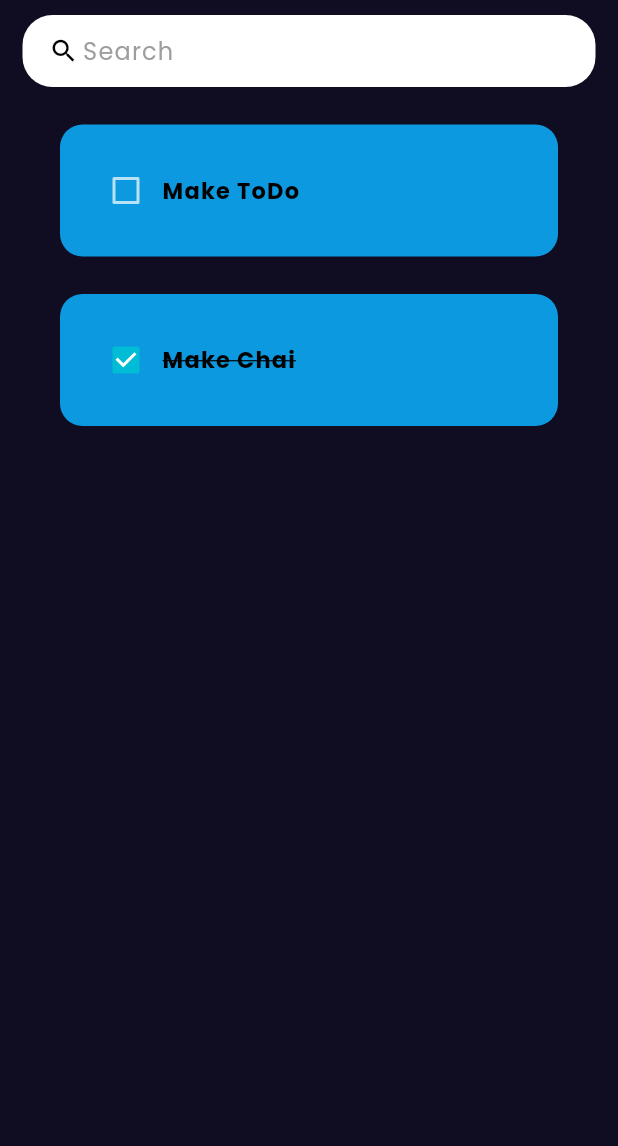
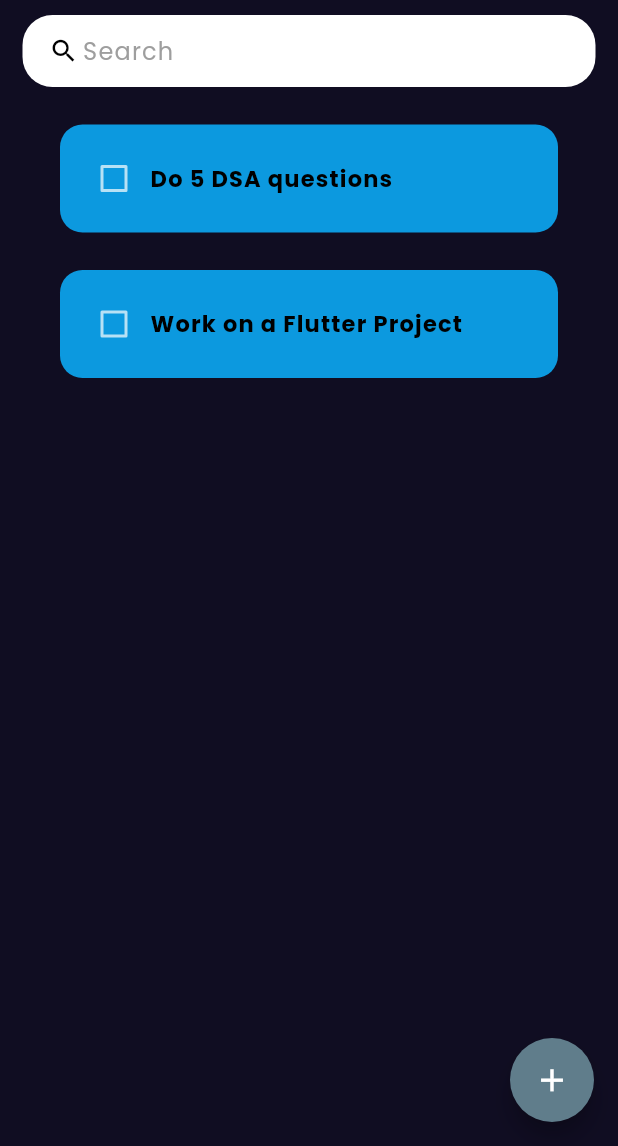
Before and after one commit to stp2003/Todo-App-Flutter, a Flutter app: the screen it shows after launch, on a phone screen of 412 x 824 dp, the part 90-1236 px from its top. Run offline on Flutter 3.47's test engine with Material 2 defaults, Android fonts, the phone set to English and light mode, and no system bars; drawn by our look-alikes of flutter_slidable; our stand-ins replace hive_flutter; accounts and stored records are empty.

Commit message:
Hive database connected, app icon changed, UI fixed

```diff
--- /dev/null
+++ b/lib/database/database.dart
@@ -0,0 +1,26 @@
+import 'package:hive_flutter/hive_flutter.dart';
+
+class ToDODataBase {
+  List toDoList = [];
+
+  //** reference the hive box ->
+  final _myBox = Hive.box('myBox');
+
+  //** running this if this is the 1st time opening this app ->
+  void createInitialData() {
+    toDoList = [
+      ['Do 5 DSA questions', false],
+      ['Work on a Flutter Project', false],
+    ];
+  }
+
+  //?? load the data from dataBase ->
+  void loadData() {
+    toDoList = _myBox.get('TODOLIST');
+  }
+
+  //?? update the database ->
+  void updateDataBase() {
+    _myBox.put('TODOLIST', toDoList);
+  }
+}
--- a/lib/screens/home_screen.dart
+++ b/lib/screens/home_screen.dart
@@ -1,4 +1,7 @@
 import 'package:flutter/material.dart';
+import 'package:hive_flutter/adapters.dart';
+import 'package:todo_app_flutter/database/database.dart';
+import 'package:todo_app_flutter/utils/dialog_box.dart';
 import 'package:todo_app_flutter/utils/todo_tile.dart';
 
 import '../widgets/app_bar.dart';
@@ -12,24 +15,83 @@ class HomeScreen extends StatefulWidget {
 }
 
 class _HomeScreenState extends State<HomeScreen> {
-  //** list of todos ->
-  List todoList = [
-    ['Make ToDo', false],
-    ['Make Chai', true],
-  ];
+  //?? reference the hive box ->
+  final _myBox = Hive.box('myBox');
+  ToDODataBase dataBase = ToDODataBase();
+
+  //**** init state ->
+  @override
+  void initState() {
+    super.initState();
+
+    //** if the1st time opening the app ->
+    if (_myBox.get('TODOLIST') == null) {
+      dataBase.createInitialData();
+    } else {
+      dataBase.loadData();
+    }
+  }
+
+  //** init TextEditingController ->
+  final controller = TextEditingController();
 
   //?? checkBoxChanged method ->
   void checkBoxChanged(bool? value, int index) {
     setState(() {
-      todoList[index][1] = !todoList[index][1];
+      dataBase.toDoList[index][1] = !dataBase.toDoList[index][1];
     });
+    dataBase.updateDataBase();
   }
 
+  //?? saving new task ->
+  void saveNewTask() {
+    setState(() {
+      dataBase.toDoList.add([controller.text, false]);
+      controller.clear();
+    });
+    Navigator.of(context).pop();
+    dataBase.updateDataBase();
+  }
+
+  //?? createNewTask ->
+  void createNewTask() {
+    showDialog(
+      context: context,
+      builder: (context) {
+        return DialogBox(
+          controller: controller,
+          onSave: saveNewTask,
+          onCancel: () => Navigator.of(context).pop(),
+        );
+      },
+    );
+  }
+
+  //?? delete task ->
+  void deleteTask(int index) {
+    setState(() {
+      dataBase.toDoList.removeAt(index);
+    });
+    dataBase.updateDataBase();
+  }
+
+  //?? build function ->
   @override
   Widget build(BuildContext context) {
     return Scaffold(
       //** appBar ->
       appBar: const AppBAR(),
+
+      //** floating action button ->
+      floatingActionButton: FloatingActionButton(
+        backgroundColor: Colors.blueGrey,
+        onPressed: createNewTask,
+        child: const Icon(
+          Icons.add,
+          color: Colors.white,
+          size: 25.0,
+        ),
+      ),
 
       //** body ->
       body: Container(
@@ -44,12 +106,13 @@ class _HomeScreenState extends State<HomeScreen> {
             //?? list of todos ->
             Expanded(
               child: ListView.builder(
-                itemCount: todoList.length,
+                itemCount: dataBase.toDoList.length,
                 itemBuilder: (context, index) {
                   return TodoTile(
-                    taskName: todoList[index][0],
-                    taskCompleted: todoList[index][1],
+                    taskName: dataBase.toDoList[index][0],
+                    taskCompleted: dataBase.toDoList[index][1],
                     onChanged: (value) => checkBoxChanged(value, index),
+                    deleteTask: (context) => deleteTask(index),
                   );
                 },
               ),
--- a/lib/utils/todo_tile.dart
+++ b/lib/utils/todo_tile.dart
@@ -1,28 +1,46 @@
 import 'package:flutter/material.dart';
+import 'package:flutter_slidable/flutter_slidable.dart';
 
 class TodoTile extends StatelessWidget {
   //** required variables ->
   final String taskName;
   final bool taskCompleted;
-  Function(bool?)? onChanged;
+  final Function(bool?)? onChanged;
+  final Function(BuildContext)? deleteTask;
 
-  TodoTile({
+  const TodoTile({
     Key? key,
     required this.taskName,
     required this.taskCompleted,
     required this.onChanged,
+    required this.deleteTask,
   }) : super(key: key);
 
   @override
   Widget build(BuildContext context) {
     return Padding(
       padding: const EdgeInsets.only(left: 25.0, right: 25.0, top: 25.0),
+      child: Slidable(
+        endActionPane: ActionPane(
+          motion: const StretchMotion(),
+          children: [
+            SlidableAction(
+              onPressed: deleteTask,
+              icon: Icons.delete,
+              backgroundColor: Colors.red,
+              borderRadius: BorderRadius.circular(12.0),
+            ),
+          ],
+        ),
         child: Container(
-        padding: const EdgeInsets.all(20.0),
+          width: double.infinity,
+          padding: const EdgeInsets.all(12.0),
           decoration: BoxDecoration(
             color: const Color(0xFF0C99DF),
             borderRadius: BorderRadius.circular(15.0),
           ),
+          child: SingleChildScrollView(
+            scrollDirection: Axis.horizontal,
             child: Row(
               children: [
                 //** check box ->
@@ -38,6 +56,7 @@ class TodoTile extends StatelessWidget {
                   style: TextStyle(
                     fontFamily: 'poppins_bold',
                     color: Colors.black,
+                    overflow: TextOverflow.ellipsis,
                     letterSpacing: 0.8,
                     fontSize: 15.0,
                     decoration: taskCompleted
@@ -48,6 +67,8 @@ class TodoTile extends StatelessWidget {
               ],
             ),
           ),
+        ),
+      ),
     );
   }
 }
--- a/pubspec.yaml
+++ b/pubspec.yaml
@@ -35,10 +35,15 @@ dependencies:
   # The following adds the Cupertino Icons font to your application.
   # Use with the CupertinoIcons class for iOS style icons.
   cupertino_icons: ^1.0.2
+  flutter_slidable: ^2.0.0
+  hive: ^2.2.3
+  hive_flutter: ^1.1.0
 
 dev_dependencies:
   flutter_test:
     sdk: flutter
+  hive_generator: ^2.0.0
+  build_runner: ^2.3.3
 
   # The "flutter_lints" package below contains a set of recommended lints to
   # encourage good coding practices. The lint set provided by the package is
```
Also changed, not shown: lib/main.dart (+8 -1 lines), lib/utils/buttons.dart (added, +23 -0 lines), lib/utils/dialog_box.dart (added, +62 -0 lines), lib/widgets/search_box.dart (+12 -4 lines), pubspec.lock, 7 other files. Lines whose indentation alone changed are shown as unchanged.
